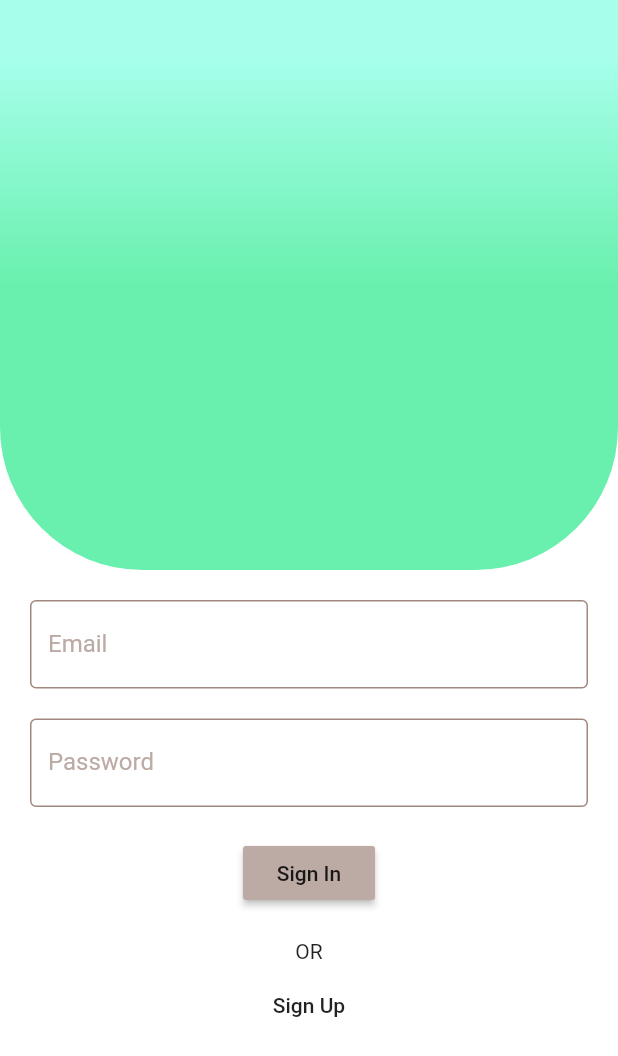
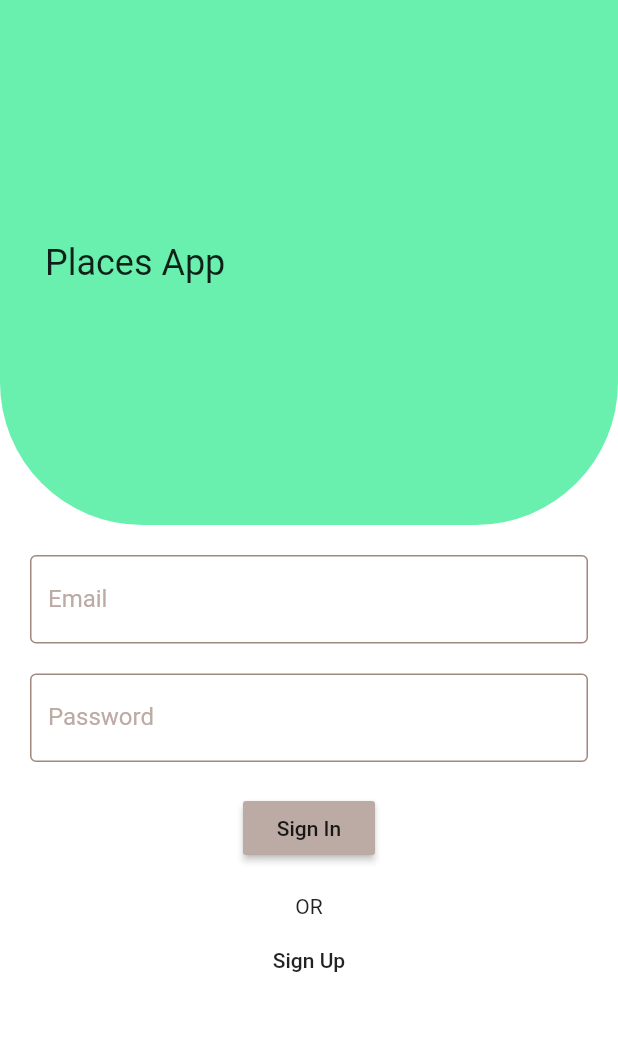
Before and after one commit to manuelGTZ97/places, a Flutter app: the screen it shows after launch, on a phone screen of 412 x 824 dp. Shown: the top 1056 px of the screen. Run offline on Flutter 3.47's test engine with Material 2 defaults, Android fonts, the phone set to English and light mode, and no system bars; our stand-ins replace cloud_firestore, firebase_auth; accounts and stored records are empty.

```diff
--- /dev/null
+++ b/lib/shared/widgets/oval-gradient-container.dart
@@ -0,0 +1,30 @@
+import 'package:flutter/material.dart';
+
+class OvalGradientContainer extends StatelessWidget {
+  final String title;
+  final double height;
+  final double borderBottomLeft;
+  final double borderBottomRight;
+
+  OvalGradientContainer(
+      {this.title, this.height, this.borderBottomLeft, this.borderBottomRight});
+
+  @override
+  Widget build(BuildContext context) {
+    return Container(
+        padding: EdgeInsets.symmetric(horizontal: 30),
+        alignment: Alignment.centerLeft,
+        child: Text(
+          title ?? 'Places App',
+          style: Theme.of(context).textTheme.headline5,
+        ),
+        height: height ?? 70,
+        width: double.infinity,
+        decoration: BoxDecoration(
+          color: Theme.of(context).primaryColor,
+          borderRadius: BorderRadius.only(
+              bottomLeft: Radius.circular(borderBottomLeft ?? 40),
+              bottomRight: Radius.circular(borderBottomRight ?? 40)),
+        ));
+  }
+}
--- a/lib/views/authenticate/authenticate.dart
+++ /dev/null
@@ -1,25 +0,0 @@
-import 'package:flutter/material.dart';
-import 'package:places/views/authenticate/register.dart';
-import 'package:places/views/authenticate/sign-in.dart';
-
-class Authenticate extends StatefulWidget {
-  @override
-  _AuthenticateState createState() => _AuthenticateState();
-}
-
-class _AuthenticateState extends State<Authenticate> {
-  bool showSignIn = true;
-
-  void toggleView() {
-    setState(() {
-      showSignIn = !showSignIn;
-    });
-  }
-
-  @override
-  Widget build(BuildContext context) {
-    return showSignIn
-        ? SignIn(toggleView: toggleView)
-        : Register(toggleView: toggleView);
-  }
-}
--- a/lib/views/authenticate/register.dart
+++ b/lib/views/authenticate/register.dart
@@ -1,14 +1,9 @@
 import 'package:flutter/material.dart';
 import 'package:places/view-models/sign-up-view-model.dart';
 import 'package:places/views/authenticate/widgets/sign-up-form.dart';
-import 'package:meta/meta.dart';
 import 'package:provider/provider.dart';
 
 class Register extends StatelessWidget {
-  final Function toggleView;
-
-  Register({@required this.toggleView});
-
   @override
   Widget build(BuildContext context) {
     return ChangeNotifierProvider<SignUpViewModel>(
@@ -18,7 +13,7 @@ class Register extends StatelessWidget {
             title: Text('Sign up to Places'),
             actions: <Widget>[
               FlatButton.icon(
-                  onPressed: toggleView,
+                  onPressed: () {},
                   icon: Icon(Icons.person),
                   label: Text('Sign in'))
             ],
--- a/lib/views/authenticate/sign-in.dart
+++ b/lib/views/authenticate/sign-in.dart
@@ -1,14 +1,10 @@
 import 'package:flutter/material.dart';
+import 'package:places/shared/widgets/oval-gradient-container.dart';
 import 'package:places/view-models/sign-in-view-model.dart';
 import 'package:provider/provider.dart';
-import 'package:meta/meta.dart';
 import 'package:places/views/authenticate/widgets/sign-in-form.dart';
 
 class SignIn extends StatelessWidget {
-  final Function toggleView;
-
-  SignIn({@required this.toggleView});
-
   @override
   Widget build(BuildContext context) {
     return ChangeNotifierProvider<SignInViewModel>(
@@ -16,19 +12,8 @@ class SignIn extends StatelessWidget {
       child: Scaffold(
           body: SingleChildScrollView(
         child: Column(children: <Widget>[
-          Container(
-              height: 380,
-              width: double.infinity,
-              decoration: BoxDecoration(
-                gradient: LinearGradient(
-                    begin: Alignment.topCenter,
-                    end: Alignment.bottomCenter,
-                    stops: [0.1, 0.5],
-                    colors: [Colors.tealAccent[100], Colors.greenAccent[200]]),
-                borderRadius: BorderRadius.only(
-                    bottomLeft: Radius.circular(95),
-                    bottomRight: Radius.circular(95)),
-              )),
+          OvalGradientContainer(
+              height: 350, borderBottomLeft: 95, borderBottomRight: 95),
           SignInForm(),
           Container(
             child: Column(children: <Widget>[
@@ -38,7 +23,7 @@ class SignIn extends StatelessWidget {
                   materialTapTargetSize: MaterialTapTargetSize.shrinkWrap,
                   padding: EdgeInsets.all(0),
                   child: Text("Sign Up"),
-                  onPressed: toggleView)
+                  onPressed: () {})
             ]),
           )
         ]),
--- a/lib/wrapper.dart
+++ b/lib/wrapper.dart
@@ -1,7 +1,7 @@
 import 'package:flutter/material.dart';
+import 'package:places/views/authenticate/sign-in.dart';
 import 'package:provider/provider.dart';
 import 'package:places/models/user.dart';
-import 'package:places/views/authenticate/authenticate.dart';
 import 'package:places/views/home/home.dart';
 
 class Wrapper extends StatelessWidget {
@@ -10,7 +10,7 @@ class Wrapper extends StatelessWidget {
     final user = Provider.of<User>(context);
 
     if (user == null) {
-      return Authenticate();
+      return SignIn();
     } else {
       return Home();
     }
```
